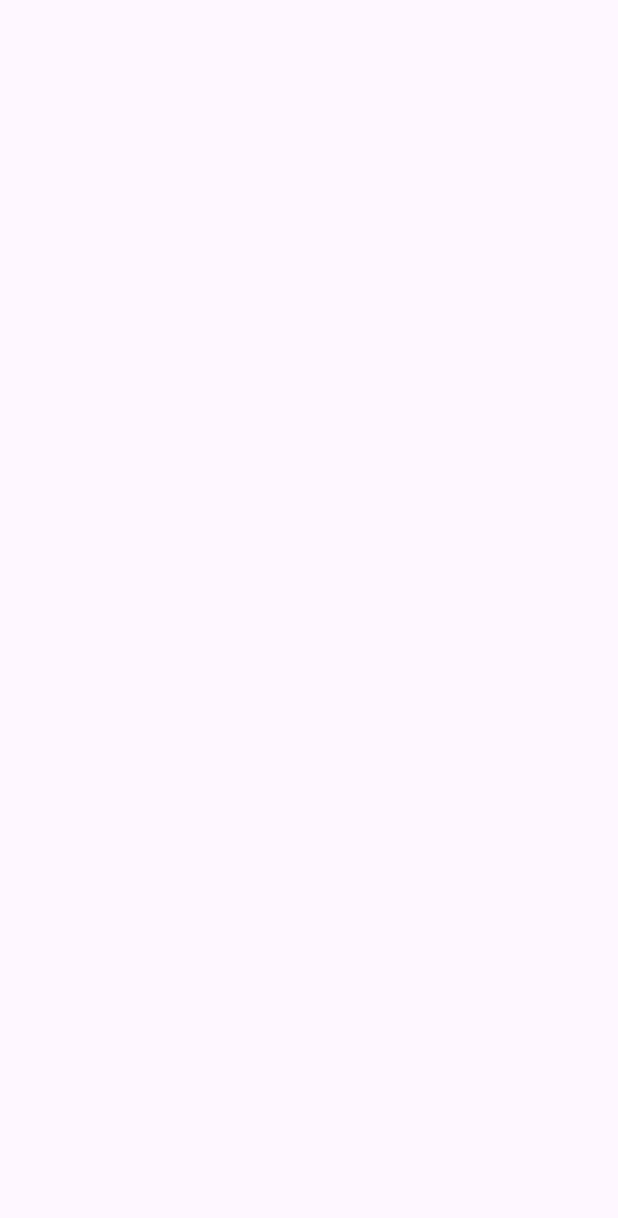
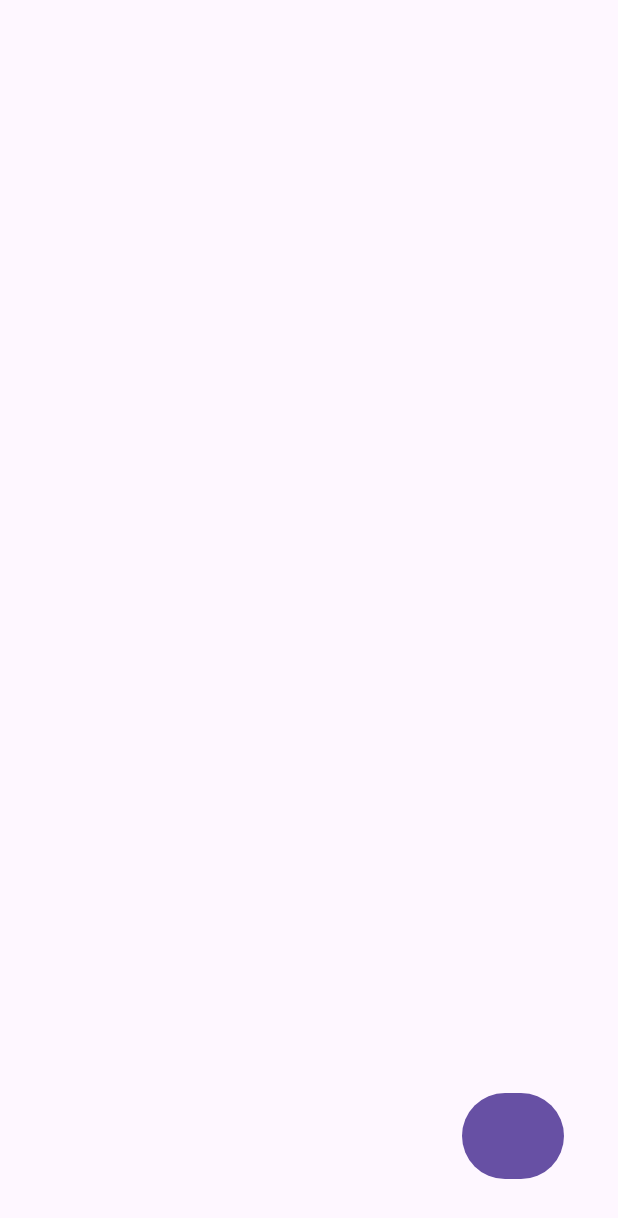
Before and after one commit to HernanMVarela/TP_3_GRUPO_4, an Android app: the ParqueosActivity screen opened directly, with no data from a screen before it, on a phone screen of 412 x 824 dp. Before the commit the part shown is empty. Shown: the top 1218 px of the screen. Run offline under Robolectric (Android 15) with nearby library versions, the phone set to English and light mode, and no system bars.

Commit message:
modal agregar parqueo

```diff
--- a/app/src/main/java/frgp/utn/edu/ar/controllers/ParqueosActivity.java
+++ b/app/src/main/java/frgp/utn/edu/ar/controllers/ParqueosActivity.java
@@ -2,13 +2,38 @@ package frgp.utn.edu.ar.controllers;
 
 import androidx.appcompat.app.AppCompatActivity;
 
+import android.annotation.SuppressLint;
+import android.app.AlertDialog;
+import android.content.DialogInterface;
 import android.os.Bundle;
+import android.view.View;
+import android.widget.AdapterView;
+import android.widget.Button;
 
 public class ParqueosActivity extends AppCompatActivity {
 
+    private Button addParqueo;
     @Override
     protected void onCreate(Bundle savedInstanceState) {
         super.onCreate(savedInstanceState);
         setContentView(R.layout.activity_parqueos);
+
+        addParqueo = (Button) findViewById(R.id.addParqueoBtn);
+        addParqueo.setOnClickListener(new View.OnClickListener() {
+            public void onClick(View view) {
+                AlertDialog alertDialog = new AlertDialog.Builder(ParqueosActivity.this).create(); //Read Update
+                alertDialog.setTitle("AGREGAR PARQUEO");
+                alertDialog.setMessage("Ingrese los datos del parqueo");
+                alertDialog.setButton("GUARDAR", new DialogInterface.OnClickListener() {
+                    public void onClick(DialogInterface dialog, int which) {
+                        // here you can add functions
+                    }
+                });
+
+                alertDialog.show();  //<-- See This!
+            }
+
+        });
     }
+
 }
--- a/app/src/main/res/layout/activity_parqueos.xml
+++ b/app/src/main/res/layout/activity_parqueos.xml
@@ -6,4 +6,16 @@
     android:layout_height="match_parent"
     tools:context=".ParqueosActivity">
 
+    <Button
+        android:id="@+id/addParqueoBtn"
+        android:layout_width="68dp"
+        android:layout_height="65dp"
+        android:layout_marginEnd="36dp"
+        android:layout_marginBottom="34dp"
+        android:textAlignment="center"
+        android:textAppearance="@style/TextAppearance.AppCompat.Large"
+        android:textSize="34sp"
+        app:layout_constraintBottom_toBottomOf="parent"
+        app:layout_constraintEnd_toEndOf="parent"
+        tools:text="@string/add" />
 </androidx.constraintlayout.widget.ConstraintLayout>
--- a/app/src/main/res/values/strings.xml
+++ b/app/src/main/res/values/strings.xml
@@ -18,4 +18,5 @@
     <string name="mi_cuenta">Mi Cuenta</string>
     <string name="usuario_mail_com">usuario@mail.com</string>
     <string name="logout">Cerrar Sesion</string>
+    <string name="add">+</string>
 </resources>
```
